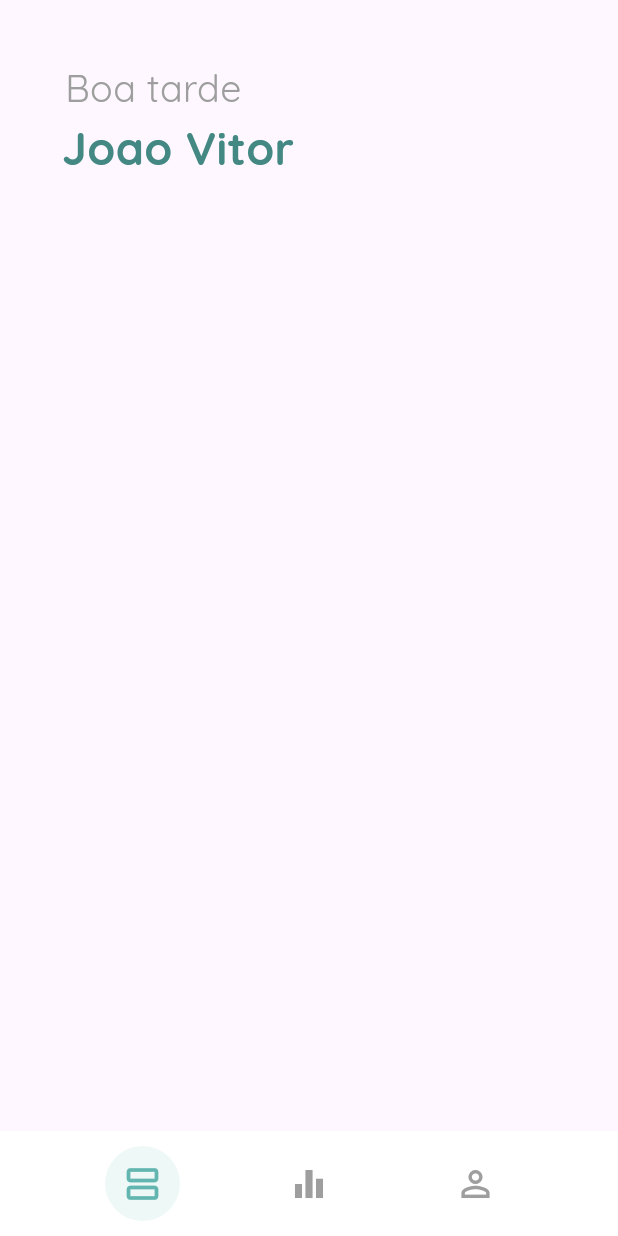
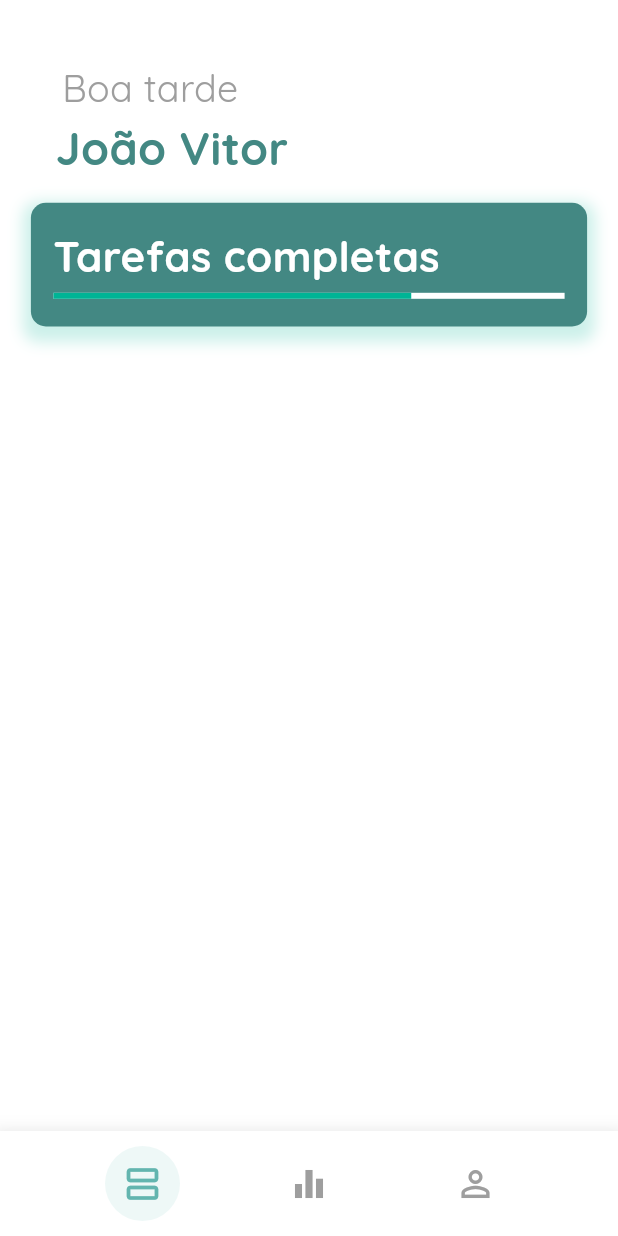
Before and after one commit to FirmianoGit/To-do-tasks-mobile-flutter, a Flutter app: the screen it shows after launch, on a phone screen of 412 x 824 dp. Run offline on Flutter 3.47's test engine with Material 3 defaults, Android fonts, the phone set to English and light mode, and no system bars; our stand-ins replace go_router.

Commit message:
Contruida a Ui das tarefas completas sem estado

```diff
--- a/financy/lib/routing/router.dart
+++ b/financy/lib/routing/router.dart
@@ -46,17 +46,13 @@ final router = GoRouter(
             pageBuilder: (context, state) => CustomTransitionPage(
               key: state.pageKey,
               child: const TasksScreen(),
-              transitionDuration: const Duration(milliseconds: _transitionDuration),
-              transitionsBuilder: (context, animation, secondaryAnimation, child) {
-                const begin = Offset(1.0, 0.0);
-                const end = Offset.zero;
-                const curve = Curves.ease;
-
-                final tween = Tween(begin: begin, end: end)
-                    .chain(CurveTween(curve: curve));
-
-                return SlideTransition(
-                  position: animation.drive(tween),
+              transitionDuration:
+                  const Duration(milliseconds: _transitionDuration),
+              transitionsBuilder:
+                  (context, animation, secondaryAnimation, child) {
+                return FadeTransition(
+                  opacity: CurveTween(curve: Curves.easeInOutCirc)
+                      .animate(animation),
                   child: child,
                 );
               },
@@ -69,17 +65,13 @@ final router = GoRouter(
             pageBuilder: (context, state) => CustomTransitionPage(
               key: state.pageKey,
               child: const BlueScreen(),
-              transitionDuration: const Duration(milliseconds: _transitionDuration),
-              transitionsBuilder: (context, animation, secondaryAnimation, child) {
-                const begin = Offset(1.0, 0.0);
-                const end = Offset.zero;
-                const curve = Curves.ease;
-
-                final tween = Tween(begin: begin, end: end)
-                    .chain(CurveTween(curve: curve));
-
-                return SlideTransition(
-                  position: animation.drive(tween),
+              transitionDuration:
+                  const Duration(milliseconds: _transitionDuration),
+              transitionsBuilder:
+                  (context, animation, secondaryAnimation, child) {
+                return FadeTransition(
+                  opacity: CurveTween(curve: Curves.easeInOutCirc)
+                      .animate(animation),
                   child: child,
                 );
               },
@@ -92,17 +84,13 @@ final router = GoRouter(
             pageBuilder: (context, state) => CustomTransitionPage(
               key: state.pageKey,
               child: const GreenScreen(),
-              transitionDuration: const Duration(milliseconds: _transitionDuration),
-              transitionsBuilder: (context, animation, secondaryAnimation, child) {
-                const begin = Offset(1.0, 0.0);
-                const end = Offset.zero;
-                const curve = Curves.ease;
-
-                final tween = Tween(begin: begin, end: end)
-                    .chain(CurveTween(curve: curve));
-
-                return SlideTransition(
-                  position: animation.drive(tween),
+              transitionDuration:
+                  const Duration(milliseconds: _transitionDuration),
+              transitionsBuilder:
+                  (context, animation, secondaryAnimation, child) {
+                return FadeTransition(
+                  opacity: CurveTween(curve: Curves.easeInOutCirc)
+                      .animate(animation),
                   child: child,
                 );
               },
--- /dev/null
+++ b/financy/lib/ui/TasksView/widget/tasks_completed_widget.dart
@@ -0,0 +1,59 @@
+import 'package:financy_app/ui/core/theme/app_colors.dart';
+import 'package:financy_app/ui/core/theme/app_text_styles.dart';
+import 'package:flutter/material.dart';
+
+class TasksCompletedWidget extends StatelessWidget {
+  const TasksCompletedWidget({
+    super.key,
+    required this.screenHeight,
+    required this.screenWidth,
+  });
+
+  final double screenHeight;
+  final double screenWidth;
+
+  @override
+  Widget build(BuildContext context) {
+    return Padding(
+      padding: const EdgeInsets.only(top: 15),
+      child: Container(
+        height: screenHeight * 0.1,
+        width: screenWidth * 0.9,
+        decoration: BoxDecoration(
+            borderRadius: BorderRadius.circular(10),
+            color: AppColors.greenLightTwo,
+            boxShadow: [
+              BoxShadow(
+                color: AppColors.green.withOpacity(0.2), // Cor da sombra
+                spreadRadius: 5, // Expansão
+                blurRadius: 8, // Desfoque
+                offset: const Offset(0, 5), // Posição da sombra (x, y)
+              ),
+            ]),
+        child: Column(
+          children: [
+            Padding(
+              padding: const EdgeInsets.only(top: 15, left: 15),
+              child: Align(
+                alignment: Alignment.centerLeft,
+                child: Text(
+                  'Tarefas completas',
+                  style: AppTextStyles.midText
+                      .copyWith(fontSize: 28, color: AppColors.white),
+                ),
+              ),
+            ),
+            const Padding(
+              padding:  EdgeInsets.only(left: 15, right: 15, top: 5),
+              child:  LinearProgressIndicator(
+                backgroundColor: AppColors.white,
+                color: AppColors.green,
+                value: 0.7,
+              ),
+            )
+          ],
+        ),
+      ),
+    );
+  }
+}
--- a/financy/lib/ui/TasksView/widget/tasks_screen.dart
+++ b/financy/lib/ui/TasksView/widget/tasks_screen.dart
@@ -1,5 +1,6 @@
+import 'package:financy_app/ui/TasksView/widget/tasks_completed_widget.dart';
+import 'package:financy_app/ui/TasksView/widget/tasks_screen_top.dart';
 import 'package:financy_app/ui/core/theme/app_colors.dart';
-import 'package:financy_app/ui/core/theme/app_text_styles.dart';
 import 'package:flutter/material.dart';
 
 class TasksScreen extends StatelessWidget {
@@ -7,32 +8,18 @@ class TasksScreen extends StatelessWidget {
 
   @override
   Widget build(BuildContext context) {
+    //TODO: Fazer toda a página Reativa e com estado
     final screenWidth = MediaQuery.of(context).size.width;
     final screenHeight = MediaQuery.of(context).size.height;
-    return Column(
-      children: [
-        Align(
-          alignment: Alignment.topLeft,
-          child: Column(children: [
-            Padding(
-              padding: EdgeInsets.only(
-                  top: screenHeight * 0.05, left: screenHeight * 0.01),
-              child: Text(
-                'Boa tarde',
-                style: AppTextStyles.thinText.copyWith(
-                  fontSize: 25,
-                  color: Colors.grey,
-                ),
-              ),
-            ),
-            Padding(
-              padding: EdgeInsets.only(left: screenHeight * 0.05),
-              child: Text('Joao Vitor',
-              style: AppTextStyles.bigText.copyWith(color: AppColors.greenLightTwo, fontSize: 30)),
-            )
-          ]),
-        )
-      ],
+    return Scaffold(
+      body: Column(
+        children: [
+          TasksScreentop(screenHeight: screenHeight),
+          TasksCompletedWidget(
+              screenHeight: screenHeight, screenWidth: screenWidth)
+        ],
+      ),
+      backgroundColor: AppColors.white,
     );
   }
 }
--- /dev/null
+++ b/financy/lib/ui/TasksView/widget/tasks_screen_top.dart
@@ -0,0 +1,37 @@
+import 'package:financy_app/ui/core/theme/app_colors.dart';
+import 'package:financy_app/ui/core/theme/app_text_styles.dart';
+import 'package:flutter/material.dart';
+
+class TasksScreentop extends StatelessWidget {
+  const TasksScreentop({
+    super.key,
+    required this.screenHeight,
+  });
+
+  final double screenHeight;
+
+  @override
+  Widget build(BuildContext context) {
+    return Align(
+      alignment: Alignment.topLeft,
+      child: Column(children: [
+        Padding(
+          padding: EdgeInsets.only(
+              top: screenHeight * 0.05, left: screenHeight * 0.01),
+          child: Text(
+            'Boa tarde',
+            style: AppTextStyles.thinText.copyWith(
+              fontSize: 25,
+              color: Colors.grey,
+            ),
+          ),
+        ),
+        Padding(
+          padding: EdgeInsets.only(left: screenHeight * 0.045),
+          child: Text('João Vitor',
+          style: AppTextStyles.bigText.copyWith(color: AppColors.greenLightTwo, fontSize: 30)),
+        )
+      ]),
+    );
+  }
+}
--- a/financy/lib/ui/core/theme/app_colors.dart
+++ b/financy/lib/ui/core/theme/app_colors.dart
@@ -3,6 +3,7 @@ import 'dart:ui';
 class AppColors {
   AppColors._();
 
+  static const Color green = Color(0xFF00B495);
   static const Color greenLightOne = Color(0xFF63B5AF);
   static const Color greenLightTwo = Color(0xFF438883);
   static const Color greenWhite = Color(0xFFEEF8F7);
--- a/financy/lib/ui/core/widgets/CustomBottomNavigation/bottom_navigation_bar.dart
+++ b/financy/lib/ui/core/widgets/CustomBottomNavigation/bottom_navigation_bar.dart
@@ -26,11 +26,22 @@ class CustomNavBar extends StatelessWidget {
   @override
   Widget build(BuildContext context) {
     return Container(
-      height: 70, // Altura da barra inferior
-      color: AppColors.white, // Cor de fundo da barra
-      padding: const EdgeInsets.symmetric(horizontal: 70), // Espaçamento lateral
+      height: 70, // Altura da barra inferior // Cor de fundo da barra
+      padding:
+          const EdgeInsets.symmetric(horizontal: 70), // Espaçamento lateral
+      decoration: BoxDecoration(
+        color: AppColors.white,
+        boxShadow: [
+        BoxShadow(
+          color: Colors.black.withOpacity(0.1), // Cor da sombra
+          spreadRadius: 5, // Expansão
+          blurRadius: 8, // Desfoque
+          offset: const Offset(0, 5), // Posição da sombra (x, y)
+        ),
+      ]),
       child: Row(
-        mainAxisAlignment: MainAxisAlignment.spaceBetween, // Distribui os ícones igualmente
+        mainAxisAlignment:
+            MainAxisAlignment.spaceBetween, // Distribui os ícones igualmente
         children: List.generate(icons.length, (index) {
           // Verifica se o item atual está selecionado
           final bool isSelected = index == selectedIndex;
@@ -39,12 +50,16 @@ class CustomNavBar extends StatelessWidget {
             // Chama o callback com o índice quando o item é tocado
             onTap: () => onItemTapped(index),
             child: Stack(
-              alignment: Alignment.center, // Alinha elementos sobrepostos ao centro
+              alignment:
+                  Alignment.center, // Alinha elementos sobrepostos ao centro
               children: [
                 // Círculo de fundo que aparece somente quando o item está selecionado
                 AnimatedOpacity(
-                  opacity: isSelected ? 1.0 : 0.0, // Mostra ou oculta com transição suave
-                  duration: const Duration(milliseconds: 350), // Duração da animação
+                  opacity: isSelected
+                      ? 1.0
+                      : 0.0, // Mostra ou oculta com transição suave
+                  duration:
+                      const Duration(milliseconds: 350), // Duração da animação
                   child: Container(
                     width: 50,
                     height: 50,
```
